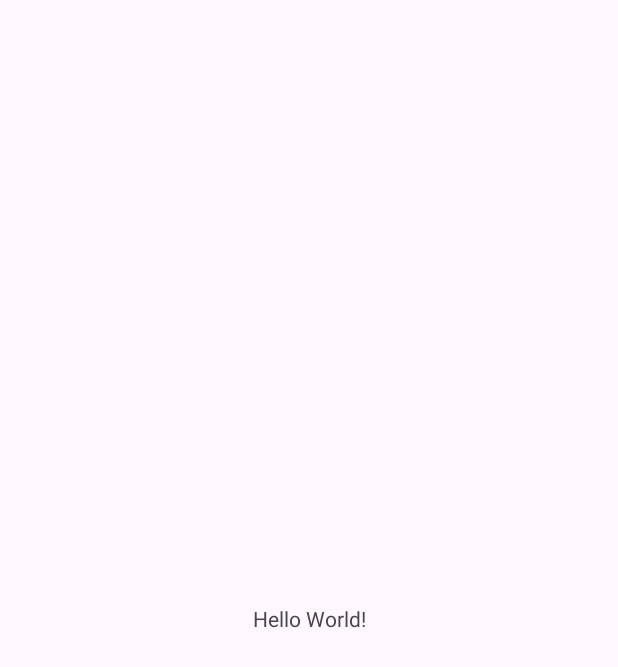
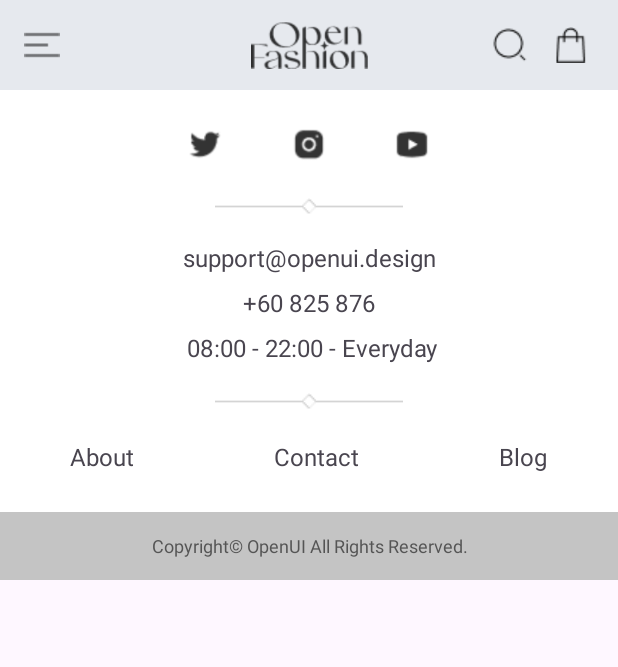
Before and after one commit to chuthientuan/FashionApp-Android, an Android app: the screen it shows after launch (MainActivity), on a phone screen of 412 x 824 dp. Before the commit the part shown is almost empty. Shown: the top 667 px of the screen. Run offline under Robolectric (Android 15) with nearby library versions, the phone set to English and light mode, and no system bars.

Commit message:
Fix footer

```diff
--- a/app/src/main/res/layout/activity_main.xml
+++ b/app/src/main/res/layout/activity_main.xml
@@ -1,19 +1,27 @@
 <?xml version="1.0" encoding="utf-8"?>
-<androidx.constraintlayout.widget.ConstraintLayout xmlns:android="http://schemas.android.com/apk/res/android"
+<LinearLayout xmlns:android="http://schemas.android.com/apk/res/android"
     xmlns:app="http://schemas.android.com/apk/res-auto"
     xmlns:tools="http://schemas.android.com/tools"
     android:id="@+id/main"
     android:layout_width="match_parent"
     android:layout_height="match_parent"
+    android:orientation="vertical"
     tools:context=".MainActivity">
 
-    <TextView
-        android:layout_width="wrap_content"
-        android:layout_height="wrap_content"
-        android:text="Hello World!"
-        app:layout_constraintBottom_toBottomOf="parent"
-        app:layout_constraintEnd_toEndOf="parent"
-        app:layout_constraintStart_toStartOf="parent"
-        app:layout_constraintTop_toTopOf="parent" />
+    <include
+        android:id="@+id/navbarHome"
+        layout="@layout/layout_navbar_home" />
 
-</androidx.constraintlayout.widget.ConstraintLayout>
+    <ScrollView
+        android:layout_width="match_parent"
+        android:layout_height="wrap_content">
+        <LinearLayout
+            android:layout_width="match_parent"
+            android:layout_height="wrap_content"
+            android:orientation="vertical">
+
+            <include layout="@layout/layout_footer" />
+        </LinearLayout>
+    </ScrollView>
+
+</LinearLayout>
--- a/app/src/main/res/layout/layout_footer.xml
+++ b/app/src/main/res/layout/layout_footer.xml
@@ -1,5 +1,6 @@
 <?xml version="1.0" encoding="utf-8"?>
 <LinearLayout xmlns:android="http://schemas.android.com/apk/res/android"
+    xmlns:app="http://schemas.android.com/apk/res-auto"
     xmlns:tools="http://schemas.android.com/tools"
     android:layout_width="match_parent"
     android:layout_height="wrap_content"
@@ -7,38 +8,51 @@
     android:gravity="center_horizontal"
     android:orientation="vertical">
 
-    <LinearLayout
+    <androidx.constraintlayout.widget.ConstraintLayout
         android:layout_width="162dp"
-        android:layout_height="24dp"
-        android:orientation="horizontal"
-        tools:ignore="UselessParent">
+        android:layout_height="wrap_content"
+        android:layout_marginTop="24dp">
 
         <ImageView
+            android:id="@+id/imgTwitter"
             android:layout_width="24dp"
             android:layout_height="24dp"
             android:layout_weight="0.33"
             android:contentDescription="@string/app_name"
-            android:src="@drawable/twitter" />
+            android:src="@drawable/twitter"
+            app:layout_constraintBottom_toBottomOf="parent"
+            app:layout_constraintStart_toStartOf="parent"
+            app:layout_constraintTop_toTopOf="parent" />
 
         <ImageView
+            android:id="@+id/imgInstagram"
             android:layout_width="24dp"
             android:layout_height="24dp"
             android:layout_weight="0.33"
             android:contentDescription="@string/app_name"
-            android:src="@drawable/instagram" />
+            android:src="@drawable/instagram"
+            app:layout_constraintBottom_toBottomOf="parent"
+            app:layout_constraintEnd_toEndOf="parent"
+            app:layout_constraintStart_toStartOf="parent"
+            app:layout_constraintTop_toTopOf="parent" />
 
         <ImageView
+            android:id="@+id/imgYoutube"
             android:layout_width="24dp"
             android:layout_height="24dp"
             android:layout_weight="0.33"
             android:contentDescription="@string/app_name"
-            android:src="@drawable/youtube" />
-
-    </LinearLayout>
+            android:src="@drawable/youtube"
+            app:layout_constraintBottom_toBottomOf="parent"
+            app:layout_constraintEnd_toEndOf="parent"
+            app:layout_constraintTop_toTopOf="parent" />
+    </androidx.constraintlayout.widget.ConstraintLayout>
 
     <ImageView
         android:layout_width="wrap_content"
         android:layout_height="wrap_content"
+        android:layout_marginTop="24dp"
+        android:layout_marginBottom="20dp"
         android:contentDescription="@string/app_name"
         android:src="@drawable/line_footer" />
 
@@ -46,13 +60,17 @@
         android:layout_width="184dp"
         android:layout_height="wrap_content"
         android:includeFontPadding="false"
+        android:lineHeight="30dp"
         android:text="@string/support"
         android:textAlignment="center"
-        android:textSize="16sp" />
+        android:textSize="16sp"
+        tools:ignore="UnusedAttribute" />
 
     <ImageView
         android:layout_width="wrap_content"
         android:layout_height="wrap_content"
+        android:layout_marginTop="20dp"
+        android:layout_marginBottom="20dp"
         android:contentDescription="@string/app_name"
         android:src="@drawable/line_footer" />
 
@@ -62,27 +80,32 @@
         android:orientation="horizontal">
 
         <TextView
+            android:id="@+id/txtAbout"
             android:layout_width="wrap_content"
-            android:layout_height="wrap_content"
+            android:layout_height="24dp"
             android:layout_weight="0.33"
+            android:gravity="center"
             android:includeFontPadding="false"
             android:text="@string/about"
-            android:textAlignment="center"
             android:textSize="16sp" />
 
         <TextView
+            android:id="@+id/txtContact"
             android:layout_width="wrap_content"
-            android:layout_height="wrap_content"
+            android:layout_height="24dp"
             android:layout_weight="0.33"
+            android:gravity="center"
             android:includeFontPadding="false"
             android:text="@string/contact"
             android:textAlignment="center"
             android:textSize="16sp" />
 
         <TextView
+            android:id="@+id/txtBlog"
             android:layout_width="wrap_content"
-            android:layout_height="wrap_content"
+            android:layout_height="24dp"
             android:layout_weight="0.33"
+            android:gravity="center"
             android:includeFontPadding="false"
             android:text="@string/blog"
             android:textAlignment="center"
@@ -92,9 +115,10 @@
     <TextView
         android:layout_width="match_parent"
         android:layout_height="45.25dp"
+        android:layout_marginTop="24dp"
+        android:background="#C4C4C4"
         android:gravity="center"
         android:text="@string/copyright"
         android:textColor="@color/Label"
-        android:background="#33C4C4C4"
-        android:textSize="12sp"/>
+        android:textSize="12sp" />
 </LinearLayout>
--- a/app/src/main/res/values/colors.xml
+++ b/app/src/main/res/values/colors.xml
@@ -11,4 +11,5 @@
     <color name="Primary">#A8715A</color>
     <color name="Secondary">#DD8560</color>
     <color name="Border">#DEDEDE</color>
+    <color name="Body">#333333</color>
 </resources>
--- a/app/src/main/res/values/strings.xml
+++ b/app/src/main/res/values/strings.xml
@@ -1,7 +1,7 @@
 <resources>
     <string name="app_name">FashionApp</string>
     <string name="open_fashion">Open Fashion</string>
-    <string name="support">support@openui.design +60 825 876 08:00 - 22:00 - Everyday</string>
+    <string name="support">support@openui.design +60 825 876"\n" 08:00 - 22:00 - Everyday</string>
     <string name="about">About</string>
     <string name="contact">Contact</string>
     <string name="blog">Blog</string>
```
